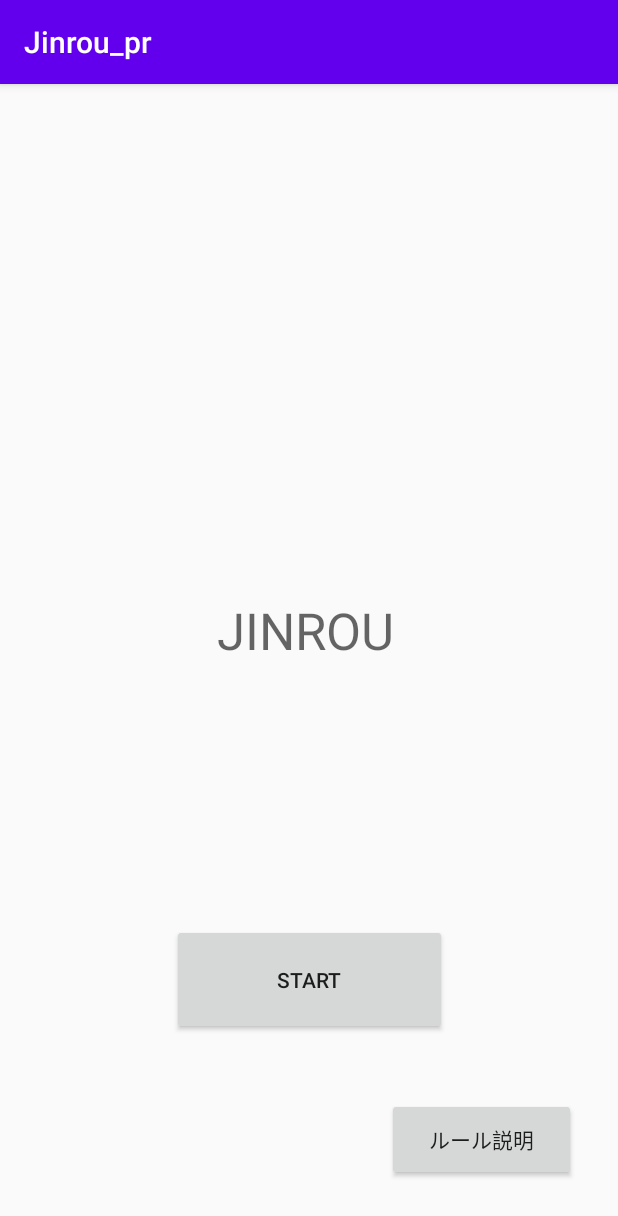
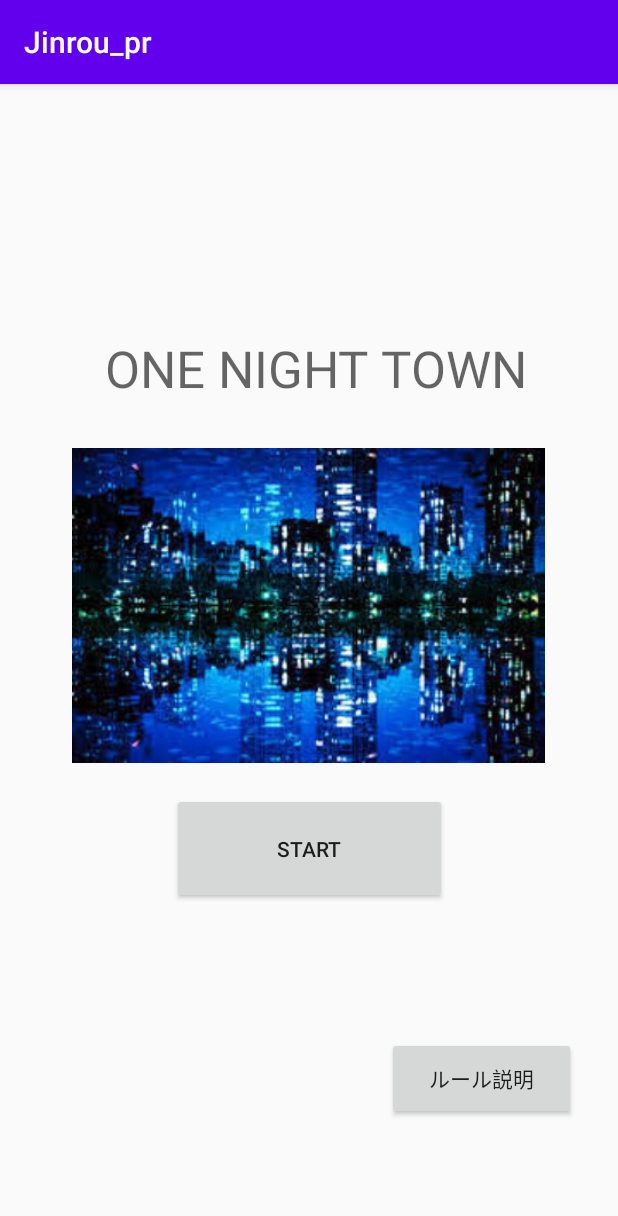
Before and after one commit to konan-pbl-2020/Jinrou_main, an Android app: the screen it shows after launch (MainActivity), on a phone screen of 412 x 824 dp. Shown: the top 1216 px of the screen. Run offline under Robolectric (Android 15) with nearby library versions, the phone set to English and light mode, and no system bars.

Commit message:
メイン画面レイアウト

```diff
--- a/app/src/main/res/layout/activity_main.xml
+++ b/app/src/main/res/layout/activity_main.xml
@@ -12,15 +12,14 @@
         android:layout_width="305dp"
         android:layout_height="84dp"
         android:singleLine="false"
-        android:text="JINROU"
+        android:text=" ONE NIGHT TOWN"
         android:textAlignment="center"
         android:textAppearance="@style/TextAppearance.AppCompat.Display1"
         app:layout_constraintBottom_toBottomOf="parent"
         app:layout_constraintEnd_toEndOf="parent"
-        app:layout_constraintHorizontal_bias="0.473"
         app:layout_constraintStart_toStartOf="parent"
         app:layout_constraintTop_toTopOf="parent"
-        app:layout_constraintVertical_bias="0.499" />
+        app:layout_constraintVertical_bias="0.244" />
 
     <Button
         android:id="@+id/button_sn"
@@ -43,4 +42,16 @@
         app:layout_constraintTop_toBottomOf="@+id/button_sn"
         app:layout_constraintVertical_bias="0.533" />
 
+    <ImageView
+        android:id="@+id/mainview"
+        android:layout_width="322dp"
+        android:layout_height="210dp"
+        app:layout_constraintBottom_toBottomOf="parent"
+        app:layout_constraintEnd_toEndOf="parent"
+        app:layout_constraintHorizontal_bias="0.494"
+        app:layout_constraintStart_toStartOf="parent"
+        app:layout_constraintTop_toTopOf="parent"
+        app:layout_constraintVertical_bias="0.435"
+        app:srcCompat="@drawable/main" />
+
 </androidx.constraintlayout.widget.ConstraintLayout>
```
Also changed, not shown: app/src/main/res/drawable/main.png (added).
